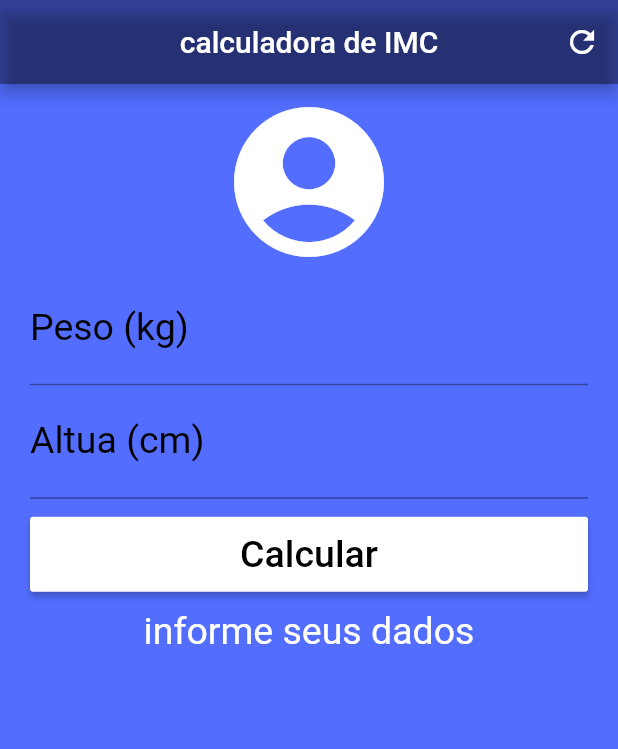
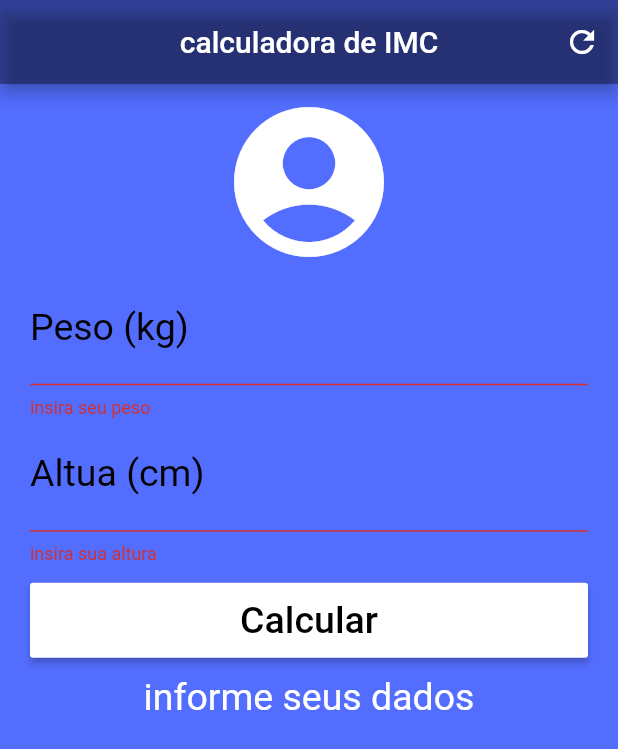
Before and after one commit to MatheusR1/calculadora_imc, a Flutter app: the screen it shows after launch, after a tap on "Calcular", on a phone screen of 412 x 824 dp. Shown: the top 749 px of the screen. Run offline on Flutter 3.47's test engine with Material 2 defaults, Android fonts, the phone set to English and light mode, and no system bars.

```diff
--- a/lib/main.dart
+++ b/lib/main.dart
@@ -19,13 +19,15 @@ class _HomeState extends State<Home> {
   TextEditingController heightController = TextEditingController();
   String _infotext = "informe seus dados ";
 
+  GlobalKey<FormState> _formakey = GlobalKey<FormState>();
+
   void _resetFields() {
-    setState(() {
     weightController.text = "";
     heightController.text = "";
+
+    setState(() {
       _infotext = "informe seus dados";
     });
-
   }
 
   void calculate() {
@@ -36,15 +38,15 @@ class _HomeState extends State<Home> {
 
       if (imc < 18.6) {
         _infotext = " Abaixo do peso ideal (${imc.toStringAsPrecision(3)})";
-      }else if (imc >= 18.6 && imc<= 24.9 ) {
+      } else if (imc >= 18.6 && imc <= 24.9) {
         _infotext = " Peso ideal (${imc.toStringAsPrecision(3)})";
-      }else if (imc >= 24.9 && imc<= 29.9 ) {
+      } else if (imc >= 24.9 && imc <= 29.9) {
         _infotext = " Levemente acima do peso (${imc.toStringAsPrecision(3)})";
-      }else if (imc >= 29.9 && imc<= 34.9 ) {
+      } else if (imc >= 29.9 && imc <= 34.9) {
         _infotext = " Obesidade Grau I (${imc.toStringAsPrecision(3)})";
-      }else if (imc >= 34.9 && imc<= 39.9 ) {
+      } else if (imc >= 34.9 && imc <= 39.9) {
         _infotext = " Obesidade Grau II (${imc.toStringAsPrecision(3)})";
-      }else if (imc >= 40.0 ) {
+      } else if (imc >= 40.0) {
         _infotext = " Obesidade Grau III (${imc.toStringAsPrecision(3)})";
       }
     });
@@ -67,6 +69,8 @@ class _HomeState extends State<Home> {
         backgroundColor: Colors.indigoAccent,
         body: SingleChildScrollView(
             padding: EdgeInsets.fromLTRB(20.0, 5.0, 20.0, 0.0),
+            child: Form(
+              key: _formakey,
               child: Column(
                 crossAxisAlignment: CrossAxisAlignment.stretch,
                 // manipula o eixo cuzado
@@ -76,31 +80,48 @@ class _HomeState extends State<Home> {
                     size: 120,
                     color: Colors.white,
                   ),
-              TextField(
+                  TextFormField(
                       keyboardType: TextInputType.number,
                       decoration: InputDecoration(
                           labelText: "Peso (kg)",
                           labelStyle: TextStyle(color: Colors.black)),
                       textAlign: TextAlign.center,
                       style: TextStyle(color: Colors.black38, fontSize: 25.00),
-                  controller: weightController),
-              TextField(
+                      controller: weightController,
+                    validator:(value){
+                      if(value.isEmpty){
+                        return 'insira seu peso';
+                      }
+                    },
+                  ),
+                  TextFormField(
                       keyboardType: TextInputType.number,
                       decoration: InputDecoration(
                           labelText: "Altua (cm)",
                           labelStyle: TextStyle(color: Colors.black)),
                       textAlign: TextAlign.center,
                       style: TextStyle(color: Colors.black38, fontSize: 25.00),
-                  controller: heightController),
+                      controller: heightController,
+                      validator:(value){
+                        if(value.isEmpty){
+                          return 'insira sua altura';
+                        }
+                      },
+                  ),
                   Padding(
                     padding: EdgeInsets.only(top: 12.0, bottom: 12.0),
                     child: Container(
                         height: 50.00,
                         child: RaisedButton(
-                      onPressed: calculate,
+                          onPressed: (){
+                            if (_formakey.currentState.validate()){
+                                calculate();
+                            }
+                          },
                           child: Text(
                             "Calcular",
-                        style: TextStyle(color: Colors.black, fontSize: 25.0),
+                            style:
+                                TextStyle(color: Colors.black, fontSize: 25.0),
                           ),
                           color: Colors.white,
                         )),
@@ -112,6 +133,6 @@ class _HomeState extends State<Home> {
                   )
                 ],
               ),
-        ));
+            )));
   }
 }
```
Lines whose indentation alone changed are shown as unchanged.
